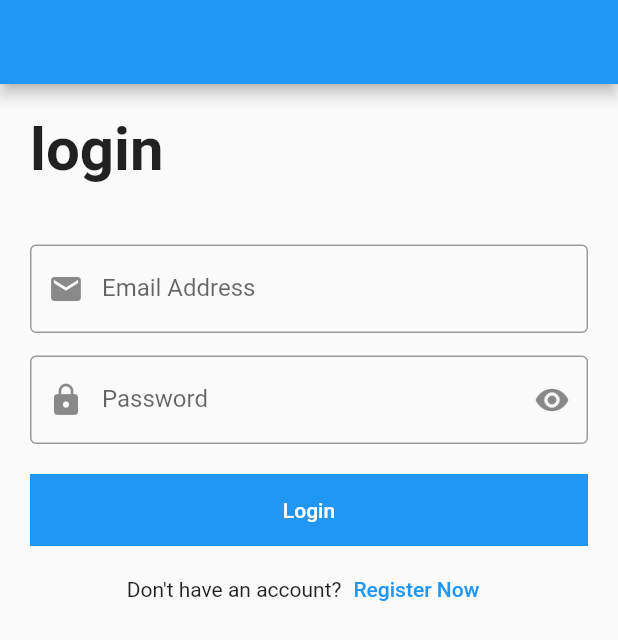
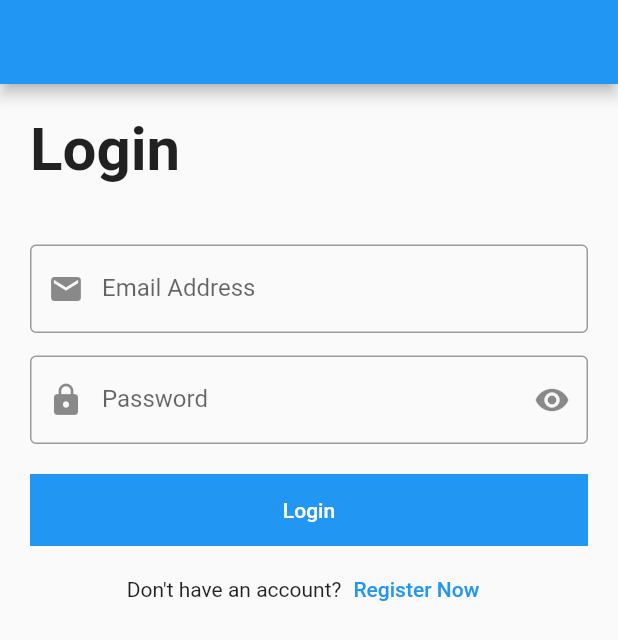
Before and after one commit to Mahmoud-Megz/login-design-flutter, a Flutter app: the screen it shows after launch, on a phone screen of 412 x 824 dp. Shown: the top 640 px of the screen. Run offline on Flutter 3.47's test engine with Material 2 defaults, Android fonts, the phone set to English and light mode, and no system bars.

```diff
--- a/lib/login_screen.dart
+++ b/lib/login_screen.dart
@@ -16,7 +16,7 @@ var password = TextEditingController();
             crossAxisAlignment: CrossAxisAlignment.start,
             children: [
               Text(
-                   'login',
+                   'Login',
                 style: TextStyle(
                   fontSize: 40,
                   fontWeight: FontWeight.bold,
```
